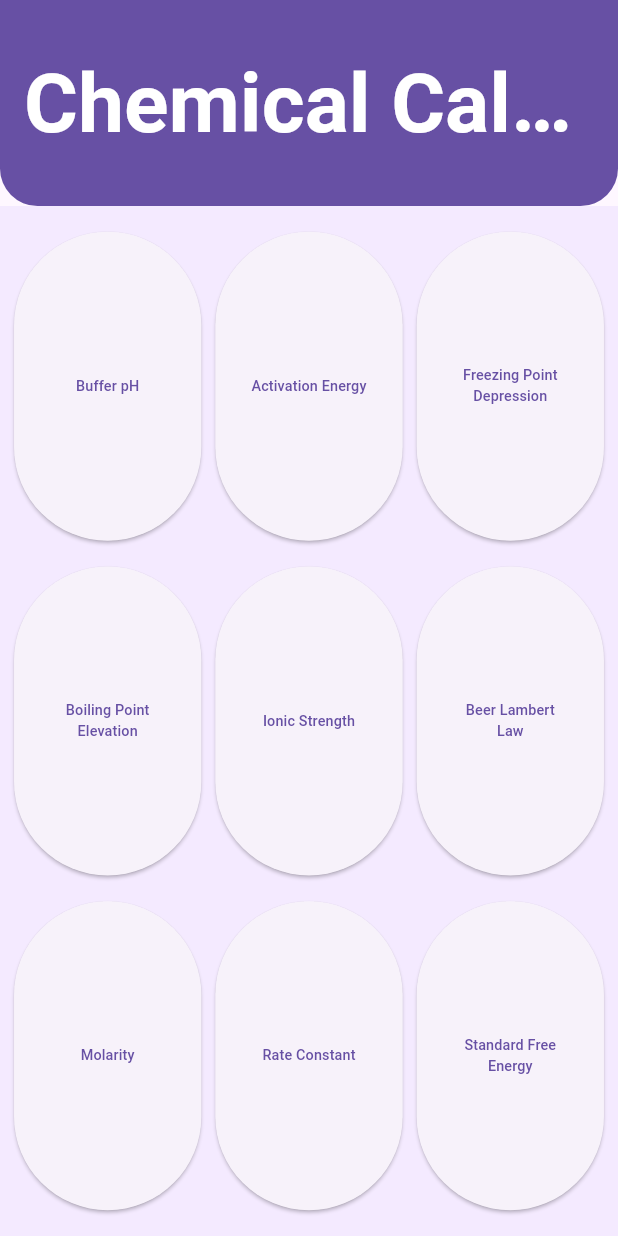
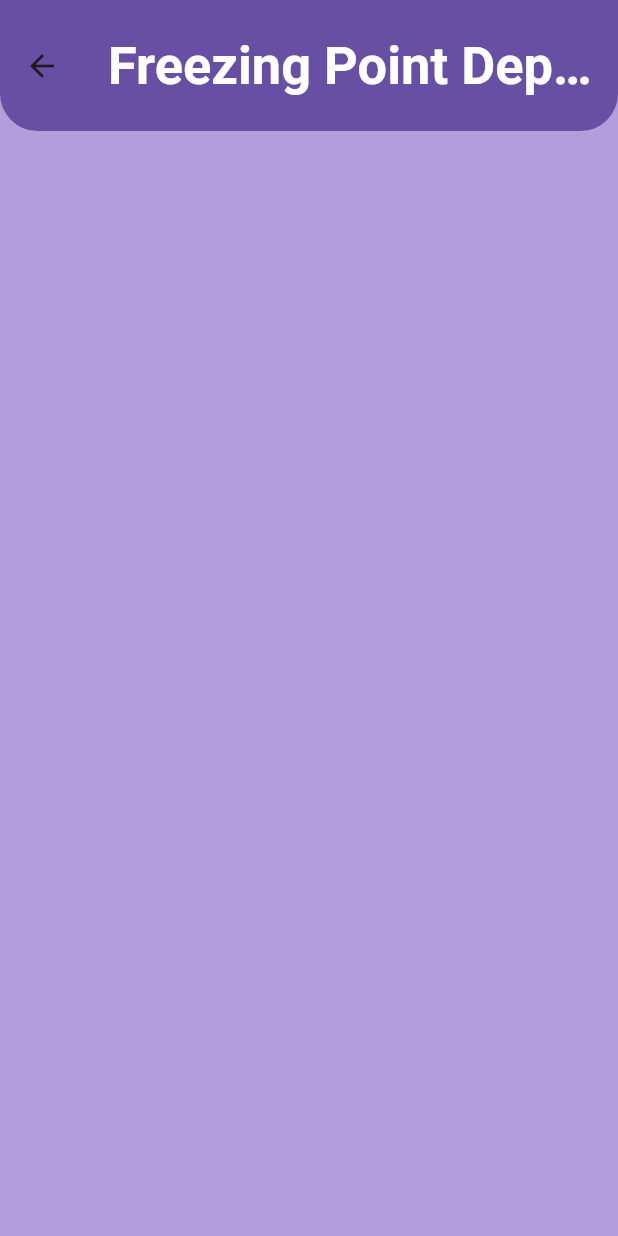
Before and after one commit to priyald/Chemical-Calculator-2, a Flutter app: the screen it shows after launch, after a tap on "Freezing Point Depression", on a phone screen of 412 x 824 dp. Run offline on Flutter 3.47's test engine with Material 2 defaults, Android fonts, the phone set to English and light mode, and no system bars; Roboto replaces fonts that are missing (Helvatical).

Commit message:
basic layout completed

```diff
--- /dev/null
+++ b/lib/common widgets/appbar.dart
@@ -0,0 +1,34 @@
+import 'package:flutter/material.dart';
+
+class CommonAppBar extends StatefulWidget implements PreferredSizeWidget {
+  final String heading;
+  final double size;
+  const CommonAppBar({super.key, required this.heading, required this.size});
+
+  @override
+  State<CommonAppBar> createState() => _CommonAppbarState();
+
+  @override
+  Size get preferredSize => Size.fromHeight(size / 6);
+}
+
+class _CommonAppbarState extends State<CommonAppBar> {
+  @override
+  Widget build(BuildContext context) {
+    return AppBar(
+      backgroundColor: Theme.of(context).colorScheme.primary,
+      title: Text(widget.heading,
+          style: TextStyle(
+            fontSize: widget.size / 15,
+            fontFamily: 'Helvatical',
+            fontWeight: FontWeight.w600,
+            color: Colors.white,
+          )),
+      toolbarHeight: widget.size / 6,
+      shape: const RoundedRectangleBorder(
+        borderRadius: BorderRadius.only(
+            bottomRight: Radius.circular(25), bottomLeft: Radius.circular(25)),
+      ),
+    );
+  }
+}
--- /dev/null
+++ b/lib/common widgets/common_page_layout.dart
@@ -0,0 +1,23 @@
+import 'package:chem_calc/common%20widgets/appbar.dart';
+import 'package:chem_calc/constants.dart';
+import 'package:flutter/material.dart';
+
+class CommonScreen extends StatefulWidget {
+  final int page;
+  static const String routeName = '/common-page';
+  const CommonScreen({super.key, required this.page});
+  @override
+  State<CommonScreen> createState() => _CommonScreenState();
+}
+
+class _CommonScreenState extends State<CommonScreen> {
+  late double width = MediaQuery.of(context).size.width;
+  late double height = MediaQuery.of(context).size.height;
+
+  @override
+  Widget build(BuildContext context) {
+    return Scaffold(
+      appBar: CommonAppBar(heading: names[widget.page], size: height - 300),
+    );
+  }
+}
--- /dev/null
+++ b/lib/constants.dart
@@ -0,0 +1,57 @@
+//button/page names
+// ignore_for_file: prefer_const_constructors
+
+import 'package:chem_calc/pages/activation_energy.dart';
+import 'package:chem_calc/pages/beer_lambert_law.dart';
+import 'package:chem_calc/pages/boiling_point_elev.dart';
+import 'package:chem_calc/pages/buffer_ph.dart';
+import 'package:chem_calc/pages/freezing_point_dep.dart';
+import 'package:chem_calc/pages/ionic_strength.dart';
+import 'package:chem_calc/pages/molarity.dart';
+import 'package:chem_calc/pages/rate_constant.dart';
+import 'package:chem_calc/pages/standard_free_energy.dart';
+import 'package:flutter/material.dart';
+
+List<String> names = [
+  'Buffer pH',
+  'Activation Energy',
+  'Freezing Point Depression',
+  'Boiling Point Elevation',
+  'Ionic Strength',
+  'Beer Lambert Law',
+  'Molarity',
+  'Rate Constant',
+  'Standard Free Energy'
+];
+
+//classes building respective pages
+List<Widget> pages = [
+  BufferPH(),
+  ActivationEnergy(),
+  FreezingPointDepression(),
+  BoilingPointElevation(),
+  IonicStrength(),
+  BeerLambertLaw(),
+  Molarity(),
+  RateConstant(),
+  StandardFreeEnergy(),
+];
+
+
+
+//constants to add:
+//  R = 8.314     gas constant
+
+//functions to create
+//  1. converting fahrenheit to celsius
+//        (F-32)*5/9
+//  2. converting celsius to fahrenheit
+//        (C*9/5)+32
+//  3. converting celsius to kelvin
+//        C+273
+//  4. converting kelvin celsius
+//        K-273
+//  5. converting fahrenheit to kelvin
+//        use function 1 and then 3
+//  6. converting kelvin to fahrenheit
+//        use function 4 and then 2
--- a/lib/custom_button.dart
+++ /dev/null
@@ -1,28 +0,0 @@
-import 'package:flutter/material.dart';
-
-class CustomContainer extends StatelessWidget {
-  final int onTap;
-  final String text;
-
-  const CustomContainer({super.key, required this.onTap, required this.text});
-
-  @override
-  Widget build(BuildContext context) {
-    double height = MediaQuery.of(context).size.height / 4;
-    double width = MediaQuery.of(context).size.width / 3.3;
-    return SizedBox(
-      height: height,
-      width: width,
-      child: ElevatedButton(
-        onPressed: () => {},
-        child: Text(
-          text,
-          textAlign: TextAlign.center,
-          style: TextStyle(
-            fontSize: width / 13,
-          ),
-        ),
-      ),
-    );
-  }
-}
--- /dev/null
+++ b/lib/home_page.dart
@@ -0,0 +1,90 @@
+import 'package:chem_calc/common%20widgets/appbar.dart';
+import 'package:chem_calc/common%20widgets/common_page_layout.dart';
+import 'package:chem_calc/constants.dart';
+import 'package:flutter/material.dart';
+
+class MyHomePage extends StatefulWidget {
+  const MyHomePage({super.key});
+  static const String routeName = '/home-page';
+  @override
+  State<MyHomePage> createState() => _MyHomePageState();
+}
+
+//basic home page with all the buttons
+//buttons redirect to rest of the pages
+class _MyHomePageState extends State<MyHomePage> {
+  late double width = MediaQuery.of(context).size.width;
+  late double height = MediaQuery.of(context).size.height;
+
+//widget with row of 3 buttons each
+  Widget rowOfButtons(int num) {
+    return Expanded(
+      child: Row(
+        mainAxisAlignment: MainAxisAlignment.spaceEvenly,
+        children: [
+          Expanded(child: customButton(num)),
+          Expanded(child: customButton(num + 1)),
+          Expanded(child: customButton(num + 2)),
+        ],
+      ),
+    );
+  }
+
+//custom button that redirects the page to each functionality
+//list of the button's text and their functions in constants.dart file
+//ind argument accesses these values
+  Widget customButton(int ind) {
+    return Padding(
+      padding: const EdgeInsets.all(8.0),
+      child: ElevatedButton(
+        onPressed: () => {
+          Navigator.push(context,
+              MaterialPageRoute(builder: (context) => CommonScreen(page: ind)))
+        },
+
+        //styling button
+        style: ElevatedButton.styleFrom(
+          fixedSize: Size.fromHeight(height),
+          shape: const BeveledRectangleBorder(
+            borderRadius: BorderRadius.all(Radius.elliptical(10, 10)),
+          ),
+          shadowColor: Colors.black,
+        ),
+        //
+
+        //content of button
+        child: Text(
+          names[ind],
+          textAlign: TextAlign.center,
+          style: TextStyle(fontSize: height / 30),
+        ),
+        //
+      ),
+    );
+  }
+
+//home page contains:
+// 1. app bar - Text('Chemical Calculator')
+// 2. 3x3 grid of buttons
+  @override
+  Widget build(BuildContext context) {
+    return Scaffold(
+      //app bar
+      appBar: CommonAppBar(
+        heading: 'Chemical Calculator',
+        size: height,
+      ),
+
+      //body
+      body: Padding(
+        padding: const EdgeInsets.all(8.0),
+        child:
+            Column(mainAxisAlignment: MainAxisAlignment.spaceEvenly, children: [
+          rowOfButtons(0),
+          rowOfButtons(3),
+          rowOfButtons(6),
+        ]),
+      ),
+    );
+  }
+}
--- a/lib/main.dart
+++ b/lib/main.dart
@@ -1,6 +1,7 @@
-import 'package:chem_calc/custom_button.dart';
+import 'package:chem_calc/home_page.dart';
 import 'package:flutter/material.dart';
 
+//running the app
 void main() {
   runApp(const MyApp());
 }
@@ -8,7 +9,10 @@ void main() {
 class MyApp extends StatelessWidget {
   const MyApp({super.key});
 
-  // This widget is the root of your application.
+  //standard root of app
+  //light mode on
+  //purple color scheme
+  //redirects to home page
   @override
   Widget build(BuildContext context) {
     return MaterialApp(
@@ -18,76 +22,9 @@ class MyApp extends StatelessWidget {
         brightness: Brightness.light,
         useMaterial3: true,
         applyElevationOverlayColor: true,
+        scaffoldBackgroundColor: Colors.deepPurple[200],
       ),
-      home: const MyHomePage(title: 'Chemical Calculator'),
+      home: const MyHomePage(),
     );
   }
 }
-
-class MyHomePage extends StatefulWidget {
-  const MyHomePage({super.key, required this.title});
-
-  final String title;
-  @override
-  State<MyHomePage> createState() => _MyHomePageState();
-}
-
-class _MyHomePageState extends State<MyHomePage> {
-  @override
-  Widget build(BuildContext context) {
-    // ignore: unused_local_variable
-    double width = MediaQuery.of(context).size.width;
-    double height = MediaQuery.of(context).size.height;
-    return Scaffold(
-      appBar: AppBar(
-        backgroundColor: Theme.of(context).colorScheme.primary,
-        title: Center(
-          child: Text(widget.title,
-              style: TextStyle(
-                fontSize: height / 15,
-                fontFamily: 'Helvatical',
-                fontWeight: FontWeight.w600,
-                color: Colors.white,
-              )),
-        ),
-        toolbarHeight: height / 6,
-        shape: const RoundedRectangleBorder(
-          borderRadius: BorderRadius.only(
-              bottomRight: Radius.circular(25),
-              bottomLeft: Radius.circular(25)),
-        ),
-      ),
-      body: Container(
-        color: Theme.of(context).colorScheme.primaryContainer.withOpacity(0.5),
-        child: const Column(
-            mainAxisAlignment: MainAxisAlignment.spaceEvenly,
-            children: [
-              Row(
-                mainAxisAlignment: MainAxisAlignment.spaceEvenly,
-                children: [
-                  CustomContainer(onTap: 1, text: 'Buffer pH'),
-                  CustomContainer(onTap: 2, text: 'Activation Energy'),
-                  CustomContainer(onTap: 3, text: 'Freezing Point Depression'),
-                ],
-              ),
-              Row(
-                mainAxisAlignment: MainAxisAlignment.spaceEvenly,
-                children: [
-                  CustomContainer(onTap: 4, text: 'Boiling Point Elevation'),
-                  CustomContainer(onTap: 5, text: 'Ionic Strength'),
-                  CustomContainer(onTap: 6, text: 'Beer Lambert Law'),
-                ],
-              ),
-              Row(
-                mainAxisAlignment: MainAxisAlignment.spaceEvenly,
-                children: [
-                  CustomContainer(onTap: 7, text: 'Molarity'),
-                  CustomContainer(onTap: 8, text: 'Rate Constant'),
-                  CustomContainer(onTap: 9, text: 'Standard Free Energy'),
-                ],
-              ),
-            ]),
-      ),
-    );
-  }
-}
```
Also changed, not shown: lib/pages/activation_energy.dart (added, +25 -0 lines), lib/pages/beer_lambert_law.dart (added, +25 -0 lines), lib/pages/boiling_point_elev.dart (added, +25 -0 lines), lib/pages/buffer_ph.dart (added, +25 -0 lines), lib/pages/freezing_point_dep.dart (added, +25 -0 lines), lib/pages/ionic_strength.dart (added, +26 -0 lines), lib/pages/molarity.dart (added, +25 -0 lines), lib/pages/rate_constant.dart (added, +25 -0 lines), lib/pages/standard_free_energy.dart (added, +29 -0 lines).
